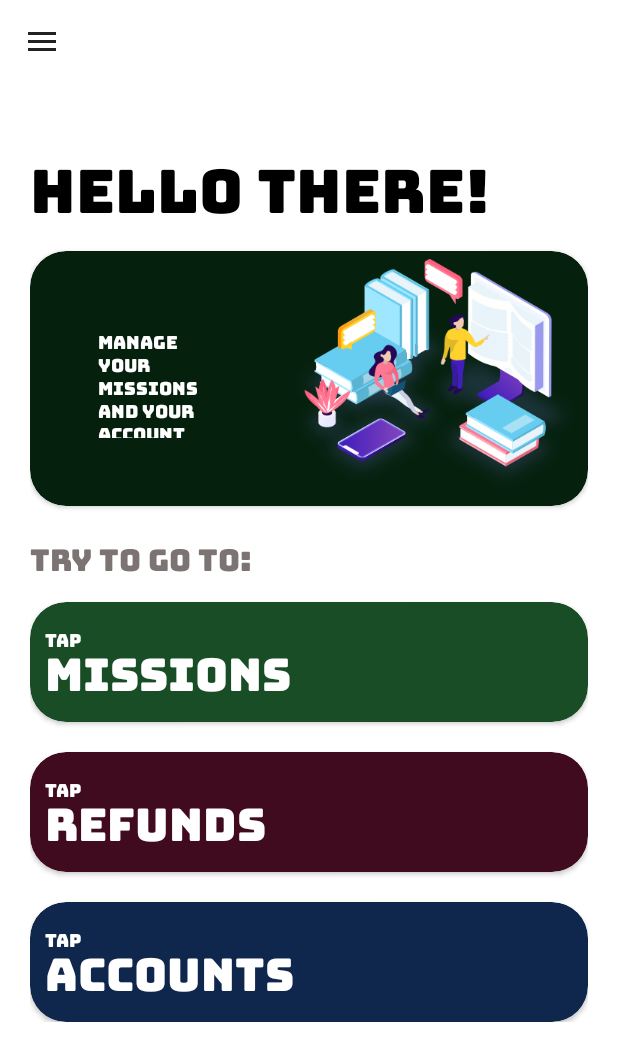
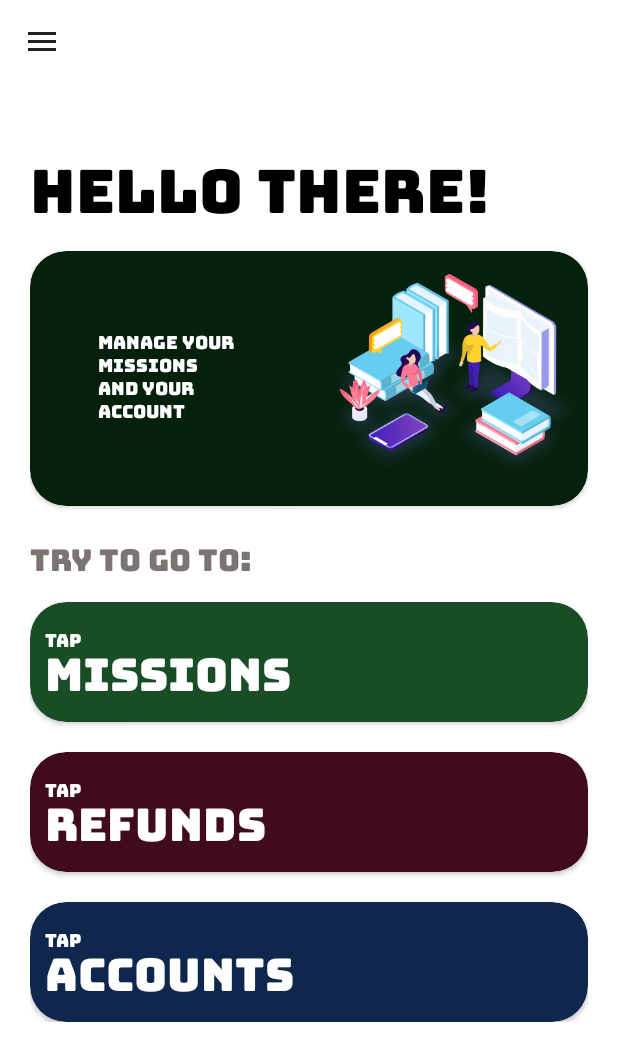
Before and after one commit to Reda-BELHAJ/AndroidStudioProject, an Android app: the HomeActivity screen opened directly, with no data from a screen before it, on a phone screen of 412 x 824 dp. Shown: the top 1061 px of the screen. Run offline under Robolectric (Android 15) with nearby library versions, the phone set to English and light mode, and no system bars; Roboto replaces fonts that are not available here; 2 statements that could not run were skipped.

Commit message:
Commit 05/08/2021

```diff
--- a/app/src/main/res/layout/activity_home.xml
+++ b/app/src/main/res/layout/activity_home.xml
@@ -71,15 +71,16 @@
 
                         <ImageView
                             android:id="@+id/image"
-                            android:layout_width="wrap_content"
-                            android:layout_height="wrap_content"
+                            android:layout_width="178dp"
+                            android:layout_height="match_parent"
                             android:layout_alignParentTop="true"
                             android:layout_alignParentRight="true"
                             android:layout_alignParentBottom="true"
+                            android:layout_marginBottom="0dp"
                             app:srcCompat="@drawable/hero" />
 
                         <TextView
-                            android:layout_width="159dp"
+                            android:layout_width="227dp"
                             android:layout_height="match_parent"
                             android:layout_marginEnd="9dp"
                             android:layout_marginRight="9dp"
@@ -89,7 +90,7 @@
                             android:padding="45dp"
                             android:text="Manage your missions and your account"
                             android:textColor="@color/white"
-                            android:textSize="12dp"/>
+                            android:textSize="12dp" />
                     </RelativeLayout>
 
                 </com.google.android.material.card.MaterialCardView>
```
Also changed, not shown: app/src/main/res/drawable-hdpi/hero.png (added), app/src/main/res/drawable-mdpi/hero.png (added), app/src/main/res/drawable-v24/hero.png (added), app/src/main/res/drawable-xxhdpi/hero.png (added), app/src/main/res/drawable-xxxhdpi/hero.png (added), app/src/main/res/drawable/hero.png (added).
